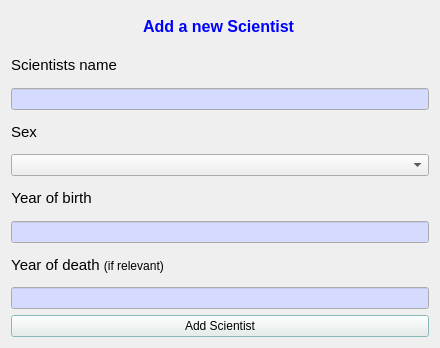
First picture: the form in Group36W3/ui/addscientistdialog.ui, repository skulia15/Group36, before the edit.
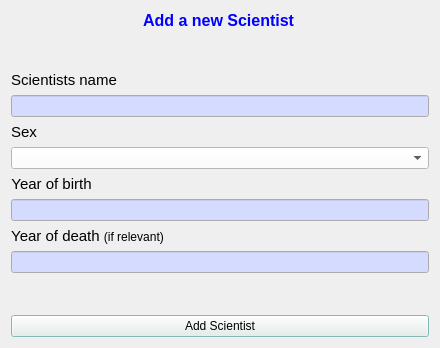
Second picture: the form after the edit. Icons and pictures are not drawn.

What changed in the file:
```diff
--- a/Group36W3/ui/addscientistdialog.ui
+++ b/Group36W3/ui/addscientistdialog.ui
@@ -119,6 +119,19 @@
      </property>
     </widget>
    </item>
+   <item>
+    <spacer name="verticalSpacer_2">
+     <property name="orientation">
+      <enum>Qt::Vertical</enum>
+     </property>
+     <property name="sizeHint" stdset="0">
+      <size>
+       <width>20</width>
+       <height>40</height>
+      </size>
+     </property>
+    </spacer>
+   </item>
    <item>
     <layout class="QHBoxLayout" name="horizontalLayout">
      <item alignment="Qt::AlignLeft">
@@ -163,6 +176,421 @@
    </item>
    <item>
     <widget class="QComboBox" name="comboBox_sex">
+     <property name="palette">
+      <palette>
+       <active>
+        <colorrole role="WindowText">
+         <brush brushstyle="SolidPattern">
+          <color alpha="255">
+           <red>0</red>
+           <green>0</green>
+           <blue>0</blue>
+          </color>
+         </brush>
+        </colorrole>
+        <colorrole role="Button">
+         <brush brushstyle="SolidPattern">
+          <color alpha="255">
+           <red>255</red>
+           <green>255</green>
+           <blue>255</blue>
+          </color>
+         </brush>
+        </colorrole>
+        <colorrole role="Light">
+         <brush brushstyle="SolidPattern">
+          <color alpha="255">
+           <red>255</red>
+           <green>255</green>
+           <blue>255</blue>
+          </color>
+         </brush>
+        </colorrole>
+        <colorrole role="Midlight">
+         <brush brushstyle="SolidPattern">
+          <color alpha="255">
+           <red>255</red>
+           <green>255</green>
+           <blue>255</blue>
+          </color>
+         </brush>
+        </colorrole>
+        <colorrole role="Dark">
+         <brush brushstyle="SolidPattern">
+          <color alpha="255">
+           <red>127</red>
+           <green>127</green>
+           <blue>127</blue>
+          </color>
+         </brush>
+        </colorrole>
+        <colorrole role="Mid">
+         <brush brushstyle="SolidPattern">
+          <color alpha="255">
+           <red>170</red>
+           <green>170</green>
+           <blue>170</blue>
+          </color>
+         </brush>
+        </colorrole>
+        <colorrole role="Text">
+         <brush brushstyle="SolidPattern">
+          <color alpha="255">
+           <red>0</red>
+           <green>0</green>
+           <blue>0</blue>
+          </color>
+         </brush>
+        </colorrole>
+        <colorrole role="BrightText">
+         <brush brushstyle="SolidPattern">
+          <color alpha="255">
+           <red>255</red>
+           <green>255</green>
+           <blue>255</blue>
+          </color>
+         </brush>
+        </colorrole>
+        <colorrole role="ButtonText">
+         <brush brushstyle="SolidPattern">
+          <color alpha="255">
+           <red>0</red>
+           <green>0</green>
+           <blue>0</blue>
+          </color>
+         </brush>
+        </colorrole>
+        <colorrole role="Base">
+         <brush brushstyle="SolidPattern">
+          <color alpha="255">
+           <red>255</red>
+           <green>255</green>
+           <blue>255</blue>
+          </color>
+         </brush>
+        </colorrole>
+        <colorrole role="Window">
+         <brush brushstyle="SolidPattern">
+          <color alpha="255">
+           <red>255</red>
+           <green>255</green>
+           <blue>255</blue>
+          </color>
+         </brush>
+        </colorrole>
+        <colorrole role="Shadow">
+         <brush brushstyle="SolidPattern">
+          <color alpha="255">
+           <red>0</red>
+           <green>0</green>
+           <blue>0</blue>
+          </color>
+         </brush>
+        </colorrole>
+        <colorrole role="AlternateBase">
+         <brush brushstyle="SolidPattern">
+          <color alpha="255">
+           <red>255</red>
+           <green>255</green>
+           <blue>255</blue>
+          </color>
+         </brush>
+        </colorrole>
+        <colorrole role="ToolTipBase">
+         <brush brushstyle="SolidPattern">
+          <color alpha="255">
+           <red>255</red>
+           <green>255</green>
+           <blue>220</blue>
+          </color>
+         </brush>
+        </colorrole>
+        <colorrole role="ToolTipText">
+         <brush brushstyle="SolidPattern">
+          <color alpha="255">
+           <red>0</red>
+           <green>0</green>
+           <blue>0</blue>
+          </color>
+         </brush>
+        </colorrole>
+       </active>
+       <inactive>
+        <colorrole role="WindowText">
+         <brush brushstyle="SolidPattern">
+          <color alpha="255">
+           <red>0</red>
+           <green>0</green>
+           <blue>0</blue>
+          </color>
+         </brush>
+        </colorrole>
+        <colorrole role="Button">
+         <brush brushstyle="SolidPattern">
+          <color alpha="255">
+           <red>255</red>
+           <green>255</green>
+           <blue>255</blue>
+          </color>
+         </brush>
+        </colorrole>
+        <colorrole role="Light">
+         <brush brushstyle="SolidPattern">
+          <color alpha="255">
+           <red>255</red>
+           <green>255</green>
+           <blue>255</blue>
+          </color>
+         </brush>
+        </colorrole>
+        <colorrole role="Midlight">
+         <brush brushstyle="SolidPattern">
+          <color alpha="255">
+           <red>255</red>
+           <green>255</green>
+           <blue>255</blue>
+          </color>
+         </brush>
+        </colorrole>
+        <colorrole role="Dark">
+         <brush brushstyle="SolidPattern">
+          <color alpha="255">
+           <red>127</red>
+           <green>127</green>
+           <blue>127</blue>
+          </color>
+         </brush>
+        </colorrole>
+        <colorrole role="Mid">
+         <brush brushstyle="SolidPattern">
+          <color alpha="255">
+           <red>170</red>
+           <green>170</green>
+           <blue>170</blue>
+          </color>
+         </brush>
+        </colorrole>
+        <colorrole role="Text">
+         <brush brushstyle="SolidPattern">
+          <color alpha="255">
+           <red>0</red>
+           <green>0</green>
+           <blue>0</blue>
+          </color>
+         </brush>
+        </colorrole>
+        <colorrole role="BrightText">
+         <brush brushstyle="SolidPattern">
+          <color alpha="255">
+           <red>255</red>
+           <green>255</green>
+           <blue>255</blue>
+          </color>
+         </brush>
+        </colorrole>
+        <colorrole role="ButtonText">
+         <brush brushstyle="SolidPattern">
+          <color alpha="255">
+           <red>0</red>
+           <green>0</green>
+           <blue>0</blue>
+          </color>
+         </brush>
+        </colorrole>
+        <colorrole role="Base">
+         <brush brushstyle="SolidPattern">
+          <color alpha="255">
+           <red>255</red>
+           <green>255</green>
+           <blue>255</blue>
+          </color>
+         </brush>
+        </colorrole>
+        <colorrole role="Window">
+         <brush brushstyle="SolidPattern">
+          <color alpha="255">
+           <red>255</red>
+           <green>255</green>
+           <blue>255</blue>
+          </color>
+         </brush>
+        </colorrole>
+        <colorrole role="Shadow">
+         <brush brushstyle="SolidPattern">
+          <color alpha="255">
+           <red>0</red>
+           <green>0</green>
+           <blue>0</blue>
+          </color>
+         </brush>
+        </colorrole>
+        <colorrole role="AlternateBase">
+         <brush brushstyle="SolidPattern">
+          <color alpha="255">
+           <red>255</red>
+           <green>255</green>
+           <blue>255</blue>
+          </color>
+         </brush>
+        </colorrole>
+        <colorrole role="ToolTipBase">
+         <brush brushstyle="SolidPattern">
+          <color alpha="255">
+           <red>255</red>
+           <green>255</green>
+           <blue>220</blue>
+          </color>
+         </brush>
+        </colorrole>
+        <colorrole role="ToolTipText">
+         <brush brushstyle="SolidPattern">
+          <color alpha="255">
+           <red>0</red>
+           <green>0</green>
+           <blue>0</blue>
+          </color>
+         </brush>
+        </colorrole>
+       </inactive>
+       <disabled>
+        <colorrole role="WindowText">
+         <brush brushstyle="SolidPattern">
+          <color alpha="255">
+           <red>127</red>
+           <green>127</green>
+           <blue>127</blue>
+          </color>
+         </brush>
+        </colorrole>
+        <colorrole role="Button">
+         <brush brushstyle="SolidPattern">
+          <color alpha="255">
+           <red>255</red>
+           <green>255</green>
+           <blue>255</blue>
+          </color>
+         </brush>
+        </colorrole>
+        <colorrole role="Light">
+         <brush brushstyle="SolidPattern">
+          <color alpha="255">
+           <red>255</red>
+           <green>255</green>
+           <blue>255</blue>
+          </color>
+         </brush>
+        </colorrole>
+        <colorrole role="Midlight">
+         <brush brushstyle="SolidPattern">
+          <color alpha="255">
+           <red>255</red>
+           <green>255</green>
+           <blue>255</blue>
+          </color>
+         </brush>
+        </colorrole>
+        <colorrole role="Dark">
+         <brush brushstyle="SolidPattern">
+          <color alpha="255">
+           <red>127</red>
+           <green>127</green>
+           <blue>127</blue>
+          </color>
+         </brush>
+        </colorrole>
+        <colorrole role="Mid">
+         <brush brushstyle="SolidPattern">
+          <color alpha="255">
+           <red>170</red>
+           <green>170</green>
+           <blue>170</blue>
+          </color>
+         </brush>
+        </colorrole>
+        <colorrole role="Text">
+         <brush brushstyle="SolidPattern">
+          <color alpha="255">
+           <red>127</red>
+           <green>127</green>
+           <blue>127</blue>
+          </color>
+         </brush>
+        </colorrole>
+        <colorrole role="BrightText">
+         <brush brushstyle="SolidPattern">
+          <color alpha="255">
+           <red>255</red>
+           <green>255</green>
+           <blue>255</blue>
+          </color>
+         </brush>
+        </colorrole>
+        <colorrole role="ButtonText">
+         <brush brushstyle="SolidPattern">
+          <color alpha="255">
+           <red>127</red>
+           <green>127</green>
+           <blue>127</blue>
+          </color>
+         </brush>
+        </colorrole>
+        <colorrole role="Base">
+         <brush brushstyle="SolidPattern">
+          <color alpha="255">
+           <red>255</red>
+           <green>255</green>
+           <blue>255</blue>
+          </color>
+         </brush>
+        </colorrole>
+        <colorrole role="Window">
+         <brush brushstyle="SolidPattern">
+          <color alpha="255">
+           <red>255</red>
+           <green>255</green>
+           <blue>255</blue>
+          </color>
+         </brush>
+        </colorrole>
+        <colorrole role="Shadow">
+         <brush brushstyle="SolidPattern">
+          <color alpha="255">
+           <red>0</red>
+           <green>0</green>
+           <blue>0</blue>
+          </color>
+         </brush>
+        </colorrole>
+        <colorrole role="AlternateBase">
+         <brush brushstyle="SolidPattern">
+          <color alpha="255">
+           <red>255</red>
+           <green>255</green>
+           <blue>255</blue>
+          </color>
+         </brush>
+        </colorrole>
+        <colorrole role="ToolTipBase">
+         <brush brushstyle="SolidPattern">
+          <color alpha="255">
+           <red>255</red>
+           <green>255</green>
+           <blue>220</blue>
+          </color>
+         </brush>
+        </colorrole>
+        <colorrole role="ToolTipText">
+         <brush brushstyle="SolidPattern">
+          <color alpha="255">
+           <red>0</red>
+           <green>0</green>
+           <blue>0</blue>
+          </color>
+         </brush>
+        </colorrole>
+       </disabled>
+      </palette>
+     </property>
      <property name="cursor">
       <cursorShape>PointingHandCursor</cursorShape>
      </property>
@@ -217,6 +645,19 @@
    <item>
     <widget class="QLineEdit" name="input_year_of_death"/>
    </item>
+   <item>
+    <spacer name="verticalSpacer">
+     <property name="orientation">
+      <enum>Qt::Vertical</enum>
+     </property>
+     <property name="sizeHint" stdset="0">
+      <size>
+       <width>20</width>
+       <height>40</height>
+      </size>
+     </property>
+    </spacer>
+   </item>
    <item>
     <widget class="QPushButton" name="button_add_Scientist_box">
      <property name="cursor">
```
